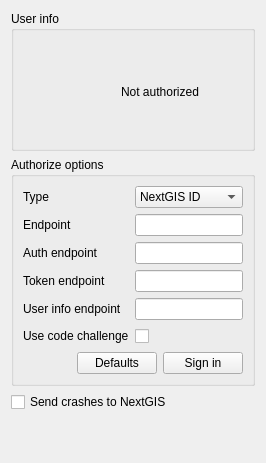
Qt form src/ui/ngauthoptions.ui (nextgis/nextgisqgis) before a commit.
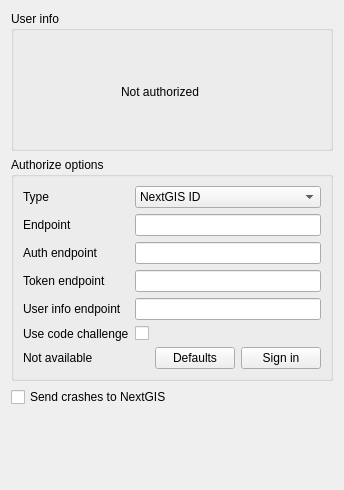
The same form after that commit.

Commit message: check ngID authorization server available

```diff
--- a/src/ui/ngauthoptions.ui
+++ b/src/ui/ngauthoptions.ui
@@ -2,6 +2,14 @@
 <ui version="4.0">
  <class>NGAuthOptions</class>
  <widget class="QWidget" name="NGAuthOptions">
+  <property name="geometry">
+   <rect>
+    <x>0</x>
+    <y>0</y>
+    <width>344</width>
+    <height>490</height>
+   </rect>
+  </property>
   <layout class="QVBoxLayout" name="verticalLayout_23">
    <item>
     <widget class="QGroupBox" name="groupBox_29">
@@ -147,7 +155,7 @@
         <item row="5" column="1">
          <widget class="QCheckBox" name="codeChallengeCheckBox">
           <property name="text">
-           <string> </string>
+           <string/>
           </property>
          </widget>
         </item>
@@ -161,7 +169,14 @@
        </layout>
       </item>
       <item>
-       <layout class="QHBoxLayout" name="horizontalLayout_3">
+       <layout class="QHBoxLayout" name="horizontalLayout">
+        <item>
+         <widget class="QLabel" name="availableEndpointLabel">
+          <property name="text">
+           <string>Not available</string>
+          </property>
+         </widget>
+        </item>
         <item>
          <spacer name="horizontalSpacer_2">
           <property name="orientation">
@@ -169,7 +184,7 @@
           </property>
           <property name="sizeHint" stdset="0">
            <size>
-            <width>40</width>
+            <width>17</width>
             <height>20</height>
            </size>
           </property>
```
Left out of the diff: 4 changed lines with no effect on the pictures. The commit also changes 4 other files.
